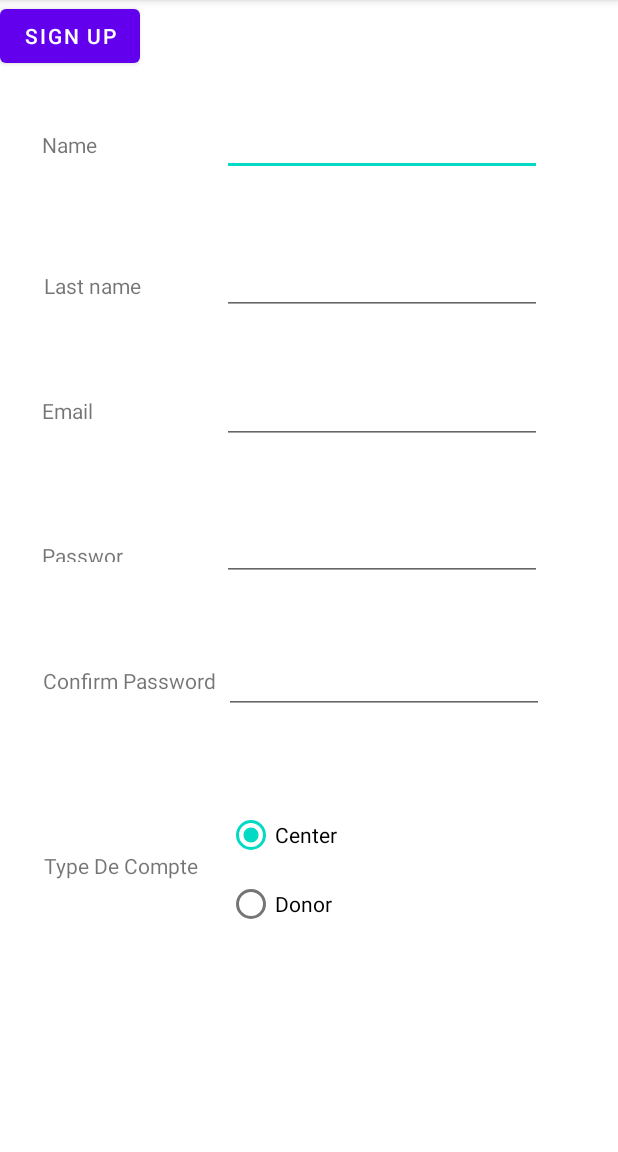
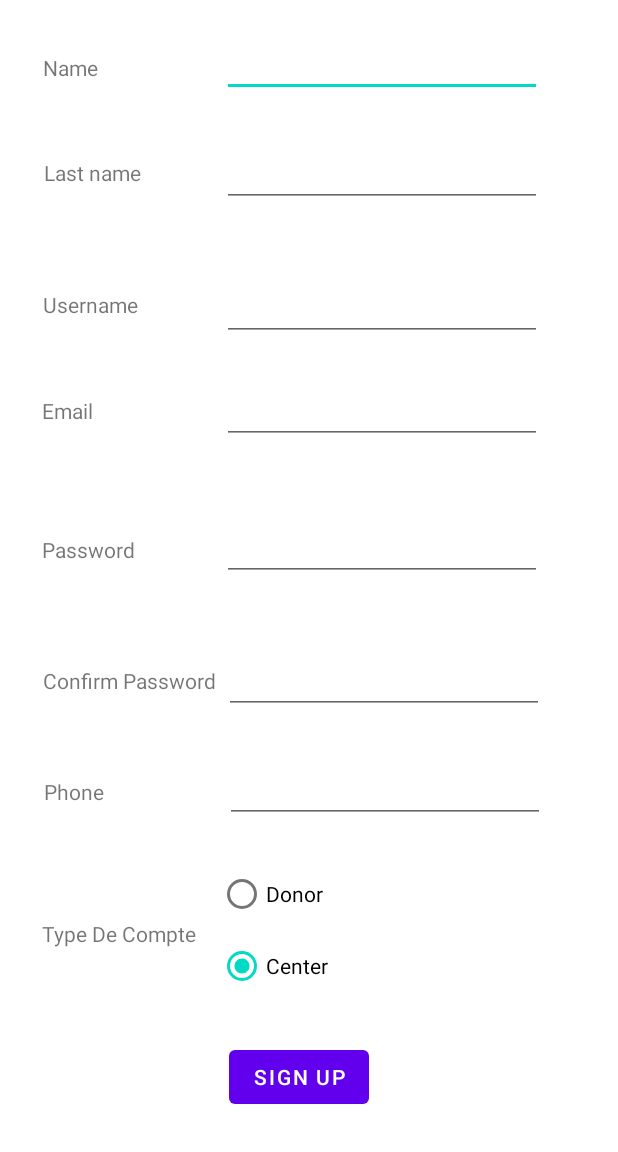
Before and after one commit to akrambenh/BloodPUMP, an Android app: the RegisterActivity screen opened directly, with no data from a screen before it, on a phone screen of 412 x 824 dp, the part 84-1236 px from its top. Run offline under Robolectric (Android 15) with nearby library versions, the phone set to English and light mode, and no system bars; our stand-ins replace Firebase (no records; nobody signed in at launch, a user with empty details on screens opened directly).

Commit message:
adding Register Activity

```diff
--- a/app/build.gradle
+++ b/app/build.gradle
@@ -30,14 +30,13 @@ android {
 }
 
 dependencies {
-
     implementation platform('com.google.firebase:firebase-bom:31.2.3')
     implementation 'com.google.firebase:firebase-analytics'
     implementation 'androidx.appcompat:appcompat:1.6.1'
     implementation 'com.google.android.material:material:1.8.0'
     implementation 'androidx.constraintlayout:constraintlayout:2.1.4'
     implementation 'com.google.firebase:firebase-auth:21.1.0'
-    implementation 'com.google.firebase:firebase-database:20.0.4'
+    implementation 'com.google.firebase:firebase-database:20.1.0'
     testImplementation 'junit:junit:4.13.2'
     androidTestImplementation 'androidx.test.ext:junit:1.1.5'
     androidTestImplementation 'androidx.test.espresso:espresso-core:3.5.1'
--- a/app/src/main/AndroidManifest.xml
+++ b/app/src/main/AndroidManifest.xml
@@ -1,16 +1,17 @@
 <?xml version="1.0" encoding="utf-8"?>
 <manifest xmlns:android="http://schemas.android.com/apk/res/android"
     xmlns:tools="http://schemas.android.com/tools">
-
     <application
         android:allowBackup="true"
         android:dataExtractionRules="@xml/data_extraction_rules"
         android:fullBackupContent="@xml/backup_rules"
         android:icon="@mipmap/ic_launcher"
+        android:usesCleartextTraffic="true"
         android:label="@string/app_name"
         android:supportsRtl="true"
         android:theme="@style/Theme.BloodBUMP"
-        tools:targetApi="31">
+        tools:targetApi="31"
+        android:hardwareAccelerated="false">
         <activity
             android:name=".ResetPasswordActivity"
             android:exported="false" />
--- a/app/src/main/java/com/example/bloodbump/Donor.java
+++ b/app/src/main/java/com/example/bloodbump/Donor.java
@@ -1,4 +1,6 @@
 package com.example.bloodbump;
+
+import android.widget.EditText;
 
 public class Donor extends User {
 
@@ -6,13 +8,23 @@ public class Donor extends User {
 	String first_name;
 	String last_name;
 	private String phone;
+
+	public Donor(String name, String lastname, String username, String email, String password, String phone) {
+		super();
+		this.first_name = first_name;
+		this.last_name = last_name;
+		this.username = username;
+		this.email = email;
+		this.password = password;
+		this.phone = phone;
+	}
+
 	//private  DOB;
 
 	/**
 	 *
 	 * @param first_name
 	 * @param last_name
-	 * @param username
 	 * @param email
 	 * @param password
 	 */
@@ -24,6 +36,7 @@ public class Donor extends User {
 		this.password = password;
 		this.phone = phone;
 	}
+
 	public void registerDonor(int first_name, int last_name, int username, int email, int password) {
 		// TODO - implement Donor.registerDonor
 		throw new UnsupportedOperationException();
--- a/app/src/main/java/com/example/bloodbump/RegisterActivity.java
+++ b/app/src/main/java/com/example/bloodbump/RegisterActivity.java
@@ -1,5 +1,6 @@
 package com.example.bloodbump;
 
+import androidx.annotation.NonNull;
 import androidx.appcompat.app.AppCompatActivity;
 
 import android.annotation.SuppressLint;
@@ -11,11 +12,14 @@ import android.widget.Button;
 import android.widget.EditText;
 import android.widget.RadioButton;
 import android.widget.RadioGroup;
+import android.widget.TextView;
 import android.widget.Toast;
 
 import static android.content.ContentValues.TAG;
 
 
+import com.google.android.gms.tasks.OnCompleteListener;
+import com.google.android.gms.tasks.Task;
 import com.google.firebase.auth.FirebaseAuth;
 import com.google.firebase.database.DatabaseReference;
 import com.google.firebase.database.FirebaseDatabase;
@@ -44,13 +48,18 @@ public class RegisterActivity extends AppCompatActivity {
         RadioGroup radioGroup = (RadioGroup) findViewById(R.id.radiogroup);
         RadioButton donor = (RadioButton) findViewById(R.id.donor);
         RadioButton center = (RadioButton) findViewById(R.id.center);
-
+        EditText user_username = (EditText) findViewById(R.id.user_lastname);
+        TextView textview8 = (TextView) findViewById(R.id.textview8);
+        TextView textview9 = (TextView) findViewById(R.id.textView9);
+        EditText user_phone = (EditText) findViewById(R.id.user_phone);
         sign_upButton.setOnClickListener(view -> {
             String name = user_name.getText().toString().trim();
             String lastname = user_lastname.getText().toString().trim();
+            String username = user_username.getText().toString().trim();
             String email = user_email.getText().toString().trim();
             String password = user_password.getText().toString().trim();
             String ConfirmedPassword = confirmPassword.getText().toString().trim();
+            String phone = user_phone.getText().toString().trim();
             String fullname = lastname + " " + name;
             int SelectedID = radioGroup.getCheckedRadioButtonId();
             RadioButton SelectedRadioButton = (RadioButton) findViewById(SelectedID);
@@ -75,23 +84,32 @@ public class RegisterActivity extends AppCompatActivity {
                 user_email.requestFocus();
             } else if(SelectedRadioButton == donor){
                 // complete constructor
-                Donor user = new Donor();
+                Donor user = new Donor(name, lastname, username, email, password, phone);
                 userAuth.createUserWithEmailAndPassword(user.email, user.password).addOnCompleteListener(task -> {
-                    try{
-                        if(task.isSuccessful()){
+                    try {
+                        if (task.isComplete()) {
                             Log.d(TAG, "OnRegister: User Authenticated");
+                            FirebaseDatabase.getInstance().getReference("User")
+                                    .child("Donor")
+                                            .child(userAuth.getCurrentUser().getUid())
+                                                    .setValue(user)
+                           .addOnCompleteListener(new OnCompleteListener<Void>() {
+                                @Override
+                                public void onComplete(@NonNull Task<Void> task) {
+                                    Log.d(TAG, "Instance Created Successfully");
+                                    if (task.isSuccessful()) {
+                                        Toast.makeText(RegisterActivity.this, "Account Created Successfully " + user.first_name + " " + user.last_name + " !", Toast.LENGTH_LONG).show();
+                                        Log.d(TAG, "OnRegister: Transition to Document Auth Activity");
+                                        startActivity(new Intent(RegisterActivity.this, HomeActivity.class));
+                                    } else {
+                                        Log.d(TAG, "OnRegister: User Authentication Failed");
+                                        Toast.makeText(RegisterActivity.this, "Failed To Register :" + task.getException().getMessage(), Toast.LENGTH_SHORT).show();
+                                    }
+                                }
+                            });
 
-                            String userID = userAuth.getUid();
-                            userDatabase = FirebaseDatabase.getInstance();
-                            reference = userDatabase.getReference("User");
-                            reference.child("Donor").child(userID).setValue(user);
-                            Toast.makeText(RegisterActivity.this, "Account Created Successfully " + user.first_name + " " + user.last_name + " !", Toast.LENGTH_LONG).show();
-                            Log.d(TAG, "OnRegister: Transition to Document Auth Activity");
-                            startActivity(new Intent(RegisterActivity.this, HomeActivity.class));
-                        }else{
-                            Log.d(TAG, "OnRegister: User Authentication Failed");
-                            Toast.makeText(RegisterActivity.this, "Failed To Register :" + task.getException().getMessage(), Toast.LENGTH_SHORT).show();
-                        }}catch (NullPointerException e){
+                        }
+                        }catch (NullPointerException e){
                         Log.d(TAG, "OnRegister: Null Pointer Exception Caught");
                     }
                 });
--- a/app/src/main/res/layout/activity_register.xml
+++ b/app/src/main/res/layout/activity_register.xml
@@ -14,13 +14,13 @@
       android:ems="10"
       android:importantForAutofill="no"
       android:inputType="textPersonName"
-      android:minHeight="48dp"
+      android:minHeight="48sp"
       app:layout_constraintBottom_toBottomOf="parent"
       app:layout_constraintEnd_toEndOf="parent"
       app:layout_constraintHorizontal_bias="0.746"
       app:layout_constraintStart_toStartOf="parent"
       app:layout_constraintTop_toTopOf="parent"
-      app:layout_constraintVertical_bias="0.096"
+      app:layout_constraintVertical_bias="0.023"
       tools:ignore="MissingConstraints,SpeakableTextPresentCheck" />
 
   <EditText
@@ -30,13 +30,13 @@
       android:ems="10"
       android:importantForAutofill="no"
       android:inputType="textPersonName"
-      android:minHeight="48dp"
+      android:minHeight="48sp"
       app:layout_constraintBottom_toBottomOf="parent"
       app:layout_constraintEnd_toEndOf="parent"
       app:layout_constraintHorizontal_bias="0.746"
       app:layout_constraintStart_toStartOf="parent"
       app:layout_constraintTop_toTopOf="parent"
-      app:layout_constraintVertical_bias="0.225"
+      app:layout_constraintVertical_bias="0.125"
       tools:ignore="SpeakableTextPresentCheck" />
 
   <EditText
@@ -46,7 +46,7 @@
       android:ems="10"
       android:importantForAutofill="no"
       android:inputType="textEmailAddress"
-      android:minHeight="48dp"
+      android:minHeight="48sp"
       app:layout_constraintBottom_toBottomOf="parent"
       app:layout_constraintEnd_toEndOf="parent"
       app:layout_constraintHorizontal_bias="0.746"
@@ -62,7 +62,7 @@
       android:ems="10"
       android:importantForAutofill="no"
       android:inputType="textPassword"
-      android:minHeight="48dp"
+      android:minHeight="48sp"
       app:layout_constraintBottom_toBottomOf="parent"
       app:layout_constraintEnd_toEndOf="parent"
       app:layout_constraintHorizontal_bias="0.746"
@@ -95,10 +95,10 @@
       android:visibility="visible"
       app:layout_constraintBottom_toBottomOf="parent"
       app:layout_constraintEnd_toEndOf="parent"
-      app:layout_constraintHorizontal_bias="0.074"
+      app:layout_constraintHorizontal_bias="0.077"
       app:layout_constraintStart_toStartOf="parent"
       app:layout_constraintTop_toTopOf="parent"
-      app:layout_constraintVertical_bias="0.116"
+      app:layout_constraintVertical_bias="0.047"
       tools:ignore="MissingConstraints"
       tools:visibility="visible" />
 
@@ -112,7 +112,7 @@
       app:layout_constraintHorizontal_bias="0.084"
       app:layout_constraintStart_toStartOf="parent"
       app:layout_constraintTop_toTopOf="parent"
-      app:layout_constraintVertical_bias="0.241"
+      app:layout_constraintVertical_bias="0.141"
       tools:ignore="MissingConstraints" />
 
   <TextView
@@ -130,8 +130,8 @@
 
   <TextView
       android:id="@+id/textView5"
-      android:layout_width="61dp"
-      android:layout_height="14dp"
+      android:layout_width="63dp"
+      android:layout_height="21dp"
       android:text="Password"
       app:layout_constraintBottom_toBottomOf="parent"
       app:layout_constraintEnd_toEndOf="parent"
@@ -161,10 +161,10 @@
       android:text="Type De Compte"
       app:layout_constraintBottom_toBottomOf="parent"
       app:layout_constraintEnd_toEndOf="parent"
-      app:layout_constraintHorizontal_bias="0.094"
+      app:layout_constraintHorizontal_bias="0.091"
       app:layout_constraintStart_toStartOf="parent"
       app:layout_constraintTop_toTopOf="parent"
-      app:layout_constraintVertical_bias="0.758"
+      app:layout_constraintVertical_bias="0.818"
       tools:ignore="MissingConstraints" />
 
   <Button
@@ -172,38 +172,101 @@
       android:layout_width="wrap_content"
       android:layout_height="wrap_content"
       android:text="SIGN UP"
-      tools:ignore="MissingConstraints,VisualLintBounds"
-      tools:layout_editor_absoluteX="150dp"
-      tools:layout_editor_absoluteY="640dp" />
+      app:layout_constraintBottom_toBottomOf="parent"
+      app:layout_constraintEnd_toEndOf="parent"
+      app:layout_constraintHorizontal_bias="0.479"
+      app:layout_constraintStart_toStartOf="parent"
+      app:layout_constraintTop_toBottomOf="@+id/radiogroup"
+      tools:ignore="MissingConstraints,VisualLintBounds" />
+
+  <EditText
+      android:id="@+id/user_username"
+      android:layout_width="wrap_content"
+      android:layout_height="wrap_content"
+      android:ems="10"
+      android:inputType="textPersonName"
+      android:minHeight="48sp"
+      app:layout_constraintBottom_toBottomOf="parent"
+      app:layout_constraintEnd_toEndOf="parent"
+      app:layout_constraintHorizontal_bias="0.746"
+      app:layout_constraintStart_toStartOf="parent"
+      app:layout_constraintTop_toTopOf="parent"
+      app:layout_constraintVertical_bias="0.249"
+      tools:ignore="SpeakableTextPresentCheck" />
 
   <RadioGroup
       android:id="@+id/radiogroup"
       android:layout_width="108dp"
-      android:layout_height="92dp"
+      android:layout_height="96dp"
       app:layout_constraintBottom_toBottomOf="parent"
       app:layout_constraintEnd_toEndOf="parent"
-      app:layout_constraintHorizontal_bias="0.498"
+      app:layout_constraintHorizontal_bias="0.478"
       app:layout_constraintStart_toStartOf="parent"
       app:layout_constraintTop_toTopOf="parent"
-      app:layout_constraintVertical_bias="0.788">
+      app:layout_constraintVertical_bias="0.851">
+
+    <RadioButton
+        android:id="@+id/donor"
+        android:layout_width="match_parent"
+        android:layout_height="wrap_content"
+        android:checked="false"
+        android:minHeight="48sp"
+        android:text="Donor"
+        tools:ignore="TouchTargetSizeCheck" />
 
     <RadioButton
         android:id="@+id/center"
         android:layout_width="match_parent"
         android:layout_height="wrap_content"
         android:checked="true"
-        android:minHeight="48dp"
+        android:minHeight="48sp"
         android:text="Center" />
 
-    <RadioButton
-        android:id="@+id/donor"
-        android:layout_width="match_parent"
+    <TextView
+        android:id="@+id/textview8"
+        android:layout_width="wrap_content"
         android:layout_height="wrap_content"
-        android:checked="false"
-        android:minHeight="48dp"
-        android:text="Donor"
-        tools:ignore="TouchTargetSizeCheck" />
+        android:text="TextView" />
 
   </RadioGroup>
 
+  <EditText
+      android:id="@+id/user_phone"
+      android:layout_width="wrap_content"
+      android:layout_height="wrap_content"
+      android:ems="10"
+      android:inputType="phone"
+      android:minHeight="48sp"
+      app:layout_constraintBottom_toBottomOf="parent"
+      app:layout_constraintEnd_toEndOf="parent"
+      app:layout_constraintHorizontal_bias="0.756"
+      app:layout_constraintStart_toStartOf="parent"
+      app:layout_constraintTop_toTopOf="parent"
+      app:layout_constraintVertical_bias="0.695"
+      tools:ignore="SpeakableTextPresentCheck" />
+
+  <TextView
+      android:id="@+id/textView8"
+      android:layout_width="wrap_content"
+      android:layout_height="wrap_content"
+      android:text="Phone"
+      app:layout_constraintBottom_toBottomOf="parent"
+      app:layout_constraintEnd_toEndOf="parent"
+      app:layout_constraintHorizontal_bias="0.079"
+      app:layout_constraintStart_toStartOf="parent"
+      app:layout_constraintTop_toTopOf="parent"
+      app:layout_constraintVertical_bias="0.692" />
+
+  <TextView
+      android:id="@+id/textView9"
+      android:layout_width="wrap_content"
+      android:layout_height="wrap_content"
+      android:text="Username"
+      app:layout_constraintBottom_toBottomOf="parent"
+      app:layout_constraintEnd_toEndOf="parent"
+      app:layout_constraintHorizontal_bias="0.082"
+      app:layout_constraintStart_toStartOf="parent"
+      app:layout_constraintTop_toTopOf="parent"
+      app:layout_constraintVertical_bias="0.258" />
+
 </androidx.constraintlayout.widget.ConstraintLayout>
```
